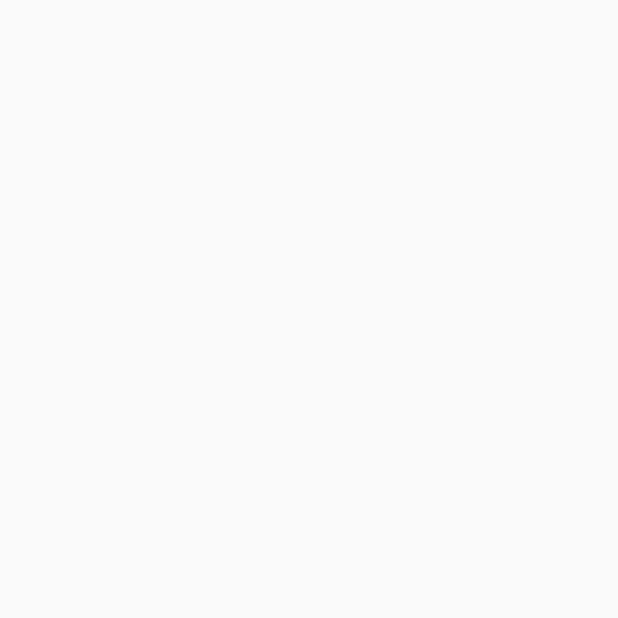
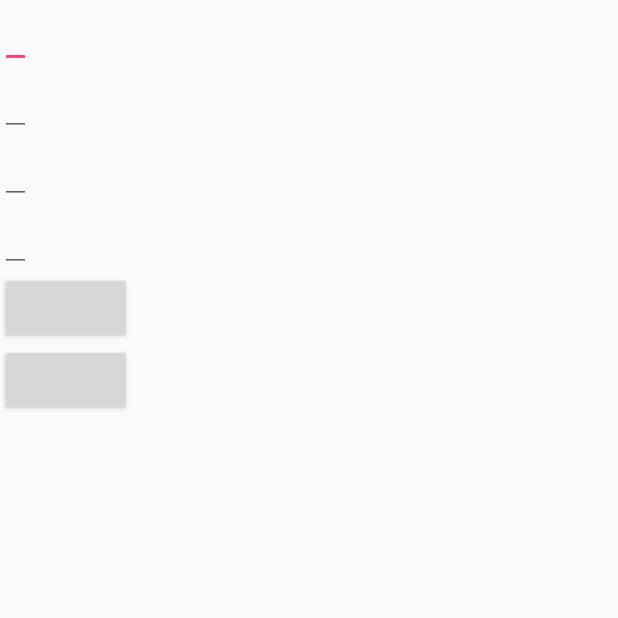
Before and after one commit to NightNMare/16Appjam, an Android app: the RegisterActivity screen opened directly, with no data from a screen before it, on a phone screen of 412 x 824 dp, the top half of it. Before the commit the part shown is empty. Run offline under Robolectric (Android 15) with nearby library versions, the phone set to English and light mode, and no system bars.

Commit message:
login register

```diff
--- a/app/src/main/java/com/example/dlarb/a2b2o2/Activity/LoginActivity.java
+++ b/app/src/main/java/com/example/dlarb/a2b2o2/Activity/LoginActivity.java
@@ -4,6 +4,7 @@ import android.app.ProgressDialog;
 import android.content.Intent;
 import android.support.v7.app.AppCompatActivity;
 import android.os.Bundle;
+import android.util.Log;
 import android.view.View;
 import android.widget.Button;
 import android.widget.EditText;
@@ -39,12 +40,13 @@ public class LoginActivity extends AppCompatActivity {
             @Override
             public void onClick(View v) {
                 progress_dialog = new ProgressDialog(LoginActivity.this);
-                progress_dialog.setMessage("로그인 중입니다 ... ");
+                progress_dialog.setMessage("로그인 중입니다");
                 progress_dialog.show();
-                Call<User> call = NetworkHelper.getInstance().login(id.getText().toString(), passwd.getText().toString());
+                Call<User> call = NetworkHelper.getInstance().signin(id.getText().toString(), passwd.getText().toString());
                 call.enqueue(new Callback<User>() {
                     @Override
                     public void onResponse(Call<User> call, Response<User> response) {
+                        Log.e("error", response.message() +"     "+ response.code());
                         if (response.code() == 200) {
                             User user = response.body();
                             if (user != null) {
--- a/app/src/main/java/com/example/dlarb/a2b2o2/Activity/RegisterActivity.java
+++ b/app/src/main/java/com/example/dlarb/a2b2o2/Activity/RegisterActivity.java
@@ -2,14 +2,81 @@ package com.example.dlarb.a2b2o2.Activity;
 
 import android.support.v7.app.AppCompatActivity;
 import android.os.Bundle;
+import android.util.Log;
+import android.view.View;
+import android.widget.Button;
+import android.widget.EditText;
+import android.widget.Toast;
 
 import com.example.dlarb.a2b2o2.R;
+import com.example.dlarb.a2b2o2.Server.NetworkHelper;
+import com.example.dlarb.a2b2o2.Server.User;
+
+import retrofit2.Call;
+import retrofit2.Callback;
+import retrofit2.Response;
 
 public class RegisterActivity extends AppCompatActivity {
+
+    EditText id;
+    EditText passwd;
+    EditText phone;
+    EditText her;
+
+    Button register;
+    Button cancel;
 
     @Override
     protected void onCreate(Bundle savedInstanceState) {
         super.onCreate(savedInstanceState);
         setContentView(R.layout.activity_register);
+
+        id = findViewById(R.id.regi_id);
+        passwd = findViewById(R.id.regi_passwd);
+        phone = findViewById(R.id.regi_phone);
+        her = findViewById(R.id.regi_her);
+        register = findViewById(R.id.regis_register);
+        cancel = findViewById(R.id.regis_cancel);
+
+        register.setOnClickListener(new View.OnClickListener() {
+            @Override
+            public void onClick(View v) {
+                Call<User> call = NetworkHelper.getInstance().signup(id.getText().toString(), passwd.getText().toString(), phone.getText().toString(), her.getText().toString());
+                call.enqueue(new Callback<User>() {
+                    @Override
+                    public void onResponse(Call<User> call, Response<User> response) {
+                        Log.e("error", response.message() +"     "+ response.code());
+                        if (response.code() == 200) {
+                            User user = response.body();
+                            if (user != null) {
+                                Toast.makeText(getApplicationContext(), "회원가입 완료", Toast.LENGTH_SHORT).show();
+                                finish();
+                            }
+                        } else if (response.code() == 409) {
+                            Toast.makeText(getApplicationContext(), "이미 사용중", Toast.LENGTH_SHORT).show();
+                        } else if (response.code() == 400) {
+                            Toast.makeText(getApplicationContext(), "회원가입 실패", Toast.LENGTH_SHORT).show();
+                        } else {
+                            Toast.makeText(getApplicationContext(), "나도 모르겠다", Toast.LENGTH_SHORT).show();
+
+                        }
+                    }
+
+                    @Override
+                    public void onFailure(Call<User> call, Throwable t) {
+                        Toast.makeText(getApplicationContext(), "요청 실패", Toast.LENGTH_SHORT).show();
+                    }
+                });
+            }
+        });
+
+        cancel.setOnClickListener(new View.OnClickListener() {
+            @Override
+            public void onClick(View v) {
+                finish();
+            }
+        });
+
+
     }
 }
--- a/app/src/main/java/com/example/dlarb/a2b2o2/Server/Chat.java
+++ b/app/src/main/java/com/example/dlarb/a2b2o2/Server/Chat.java
@@ -6,13 +6,11 @@ public class Chat {
     public String passwd;
     public String phone;
     public String her;
-    public String token;
 
-    public Chat(String id, String passwd, String phone, String her, String token){
+    public Chat(String id, String passwd, String phone, String her){
         this.id = id;
         this.passwd = passwd;
         this.phone = phone;
         this.her = her;
-        this.token = token;
     }
 }
--- a/app/src/main/java/com/example/dlarb/a2b2o2/Server/User.java
+++ b/app/src/main/java/com/example/dlarb/a2b2o2/Server/User.java
@@ -6,13 +6,11 @@ public class User {
     public String passwd;
     public String phone;
     public String her;
-    public String token;
 
-    public User(String id, String passwd, String phone, String her, String token){
+    public User(String id, String passwd, String phone, String her){
         this.id = id;
         this.passwd = passwd;
         this.phone = phone;
         this.her = her;
-        this.token = token;
     }
 }
--- a/app/src/main/res/layout/activity_register.xml
+++ b/app/src/main/res/layout/activity_register.xml
@@ -1,9 +1,43 @@
 <?xml version="1.0" encoding="utf-8"?>
-<android.support.constraint.ConstraintLayout xmlns:android="http://schemas.android.com/apk/res/android"
+<LinearLayout xmlns:android="http://schemas.android.com/apk/res/android"
     xmlns:app="http://schemas.android.com/apk/res-auto"
     xmlns:tools="http://schemas.android.com/tools"
     android:layout_width="match_parent"
     android:layout_height="match_parent"
+    android:orientation="vertical"
     tools:context=".Activity.RegisterActivity">
 
-</android.support.constraint.ConstraintLayout>
+    <EditText
+        android:id="@+id/regi_id"
+        android:layout_width="wrap_content"
+        android:layout_height="wrap_content" />
+
+    <EditText
+        android:id="@+id/regi_passwd"
+        android:layout_width="wrap_content"
+        android:layout_height="wrap_content"
+        android:inputType="textPassword" />
+
+    <EditText
+        android:id="@+id/regi_phone"
+        android:layout_width="wrap_content"
+        android:layout_height="wrap_content"
+        android:inputType="phone" />
+
+    <EditText
+        android:id="@+id/regi_her"
+        android:layout_width="wrap_content"
+        android:layout_height="wrap_content"
+        android:inputType="phone" />
+
+    <Button
+        android:id="@+id/regis_register"
+        android:layout_width="wrap_content"
+        android:layout_height="wrap_content" />
+
+    <Button
+        android:id="@+id/regis_cancel"
+        android:layout_width="wrap_content"
+        android:layout_height="wrap_content" />
+
+</LinearLayout>
```
Also changed, not shown: app/src/main/java/com/example/dlarb/a2b2o2/Server/JSONService.java (+4 -16 lines).
